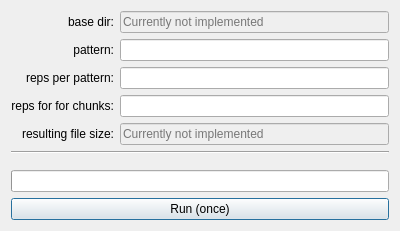
Old version of the form GroundSpace/frontend.ui in the repository marcelpetrick/pythonCollection.
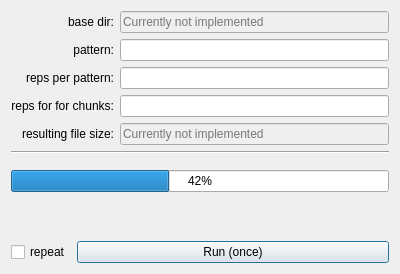
New version of the form.

Commit message: GroundSpace: added the "repeat checkbox"; fixed the progressbar-handling (disabled on startup)

```diff
--- a/GroundSpace/frontend.ui
+++ b/GroundSpace/frontend.ui
@@ -7,7 +7,7 @@
     <x>0</x>
     <y>0</y>
     <width>400</width>
-    <height>223</height>
+    <height>274</height>
    </rect>
   </property>
   <property name="windowTitle">
@@ -130,6 +130,9 @@
    </item>
    <item>
     <widget class="QProgressBar" name="progressBar">
+     <property name="value">
+      <number>42</number>
+     </property>
      <property name="alignment">
       <set>Qt::AlignCenter</set>
      </property>
@@ -149,11 +152,28 @@
     </spacer>
    </item>
    <item>
+    <layout class="QHBoxLayout" name="horizontalLayout_2">
+     <item>
+      <widget class="QCheckBox" name="checkBox">
+       <property name="text">
+        <string>repeat</string>
+       </property>
+      </widget>
+     </item>
+     <item>
     <widget class="QPushButton" name="runPB">
+       <property name="sizePolicy">
+        <sizepolicy hsizetype="MinimumExpanding" vsizetype="Fixed">
+         <horstretch>0</horstretch>
+         <verstretch>0</verstretch>
+        </sizepolicy>
+       </property>
      <property name="text">
       <string>Run (once)</string>
      </property>
     </widget>
+     </item>
+    </layout>
    </item>
   </layout>
  </widget>
```
Lines whose indentation alone changed are shown as unchanged. The commit also changes 2 other files.
